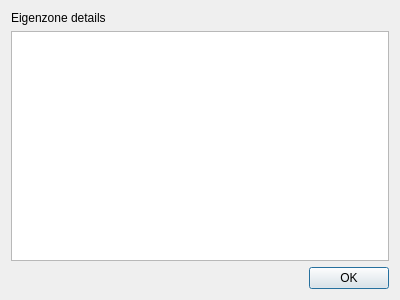
Qt form src/ui/eigenzonedetailsdialog.ui (echmet/PeakMasterNG) before a commit.
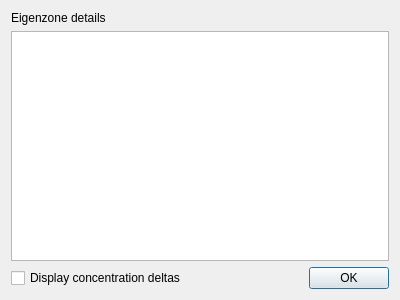
The same form after that commit.

Commit message: Add a toggle to display either actual concentrations or the deltas between the zone concentration and the BGE concentration in Eigenzone details

```diff
--- a/src/ui/eigenzonedetailsdialog.ui
+++ b/src/ui/eigenzonedetailsdialog.ui
@@ -25,11 +25,22 @@
     <widget class="QTableView" name="qtbv_ezProps"/>
    </item>
    <item>
+    <layout class="QHBoxLayout" name="horizontalLayout">
+     <item>
+      <widget class="QCheckBox" name="qcbox_dispalyCDeltas">
+       <property name="text">
+        <string>Display concentration deltas</string>
+       </property>
+      </widget>
+     </item>
+     <item>
     <widget class="QDialogButtonBox" name="buttonBox">
      <property name="standardButtons">
       <set>QDialogButtonBox::Ok</set>
      </property>
     </widget>
+     </item>
+    </layout>
    </item>
   </layout>
  </widget>
```
Lines whose indentation alone changed are shown as unchanged. The commit also changes 6 other files.
